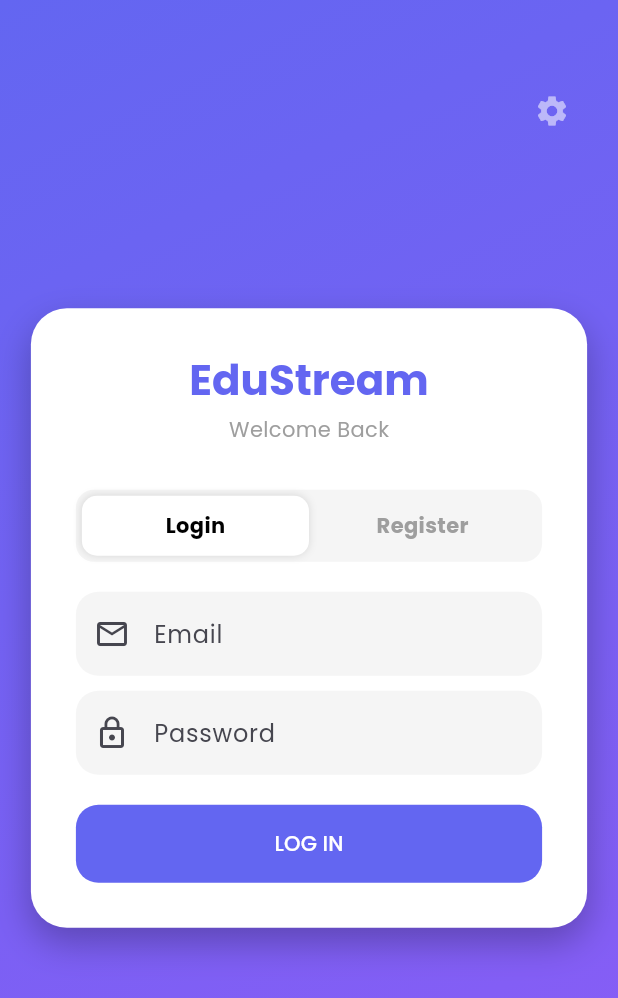
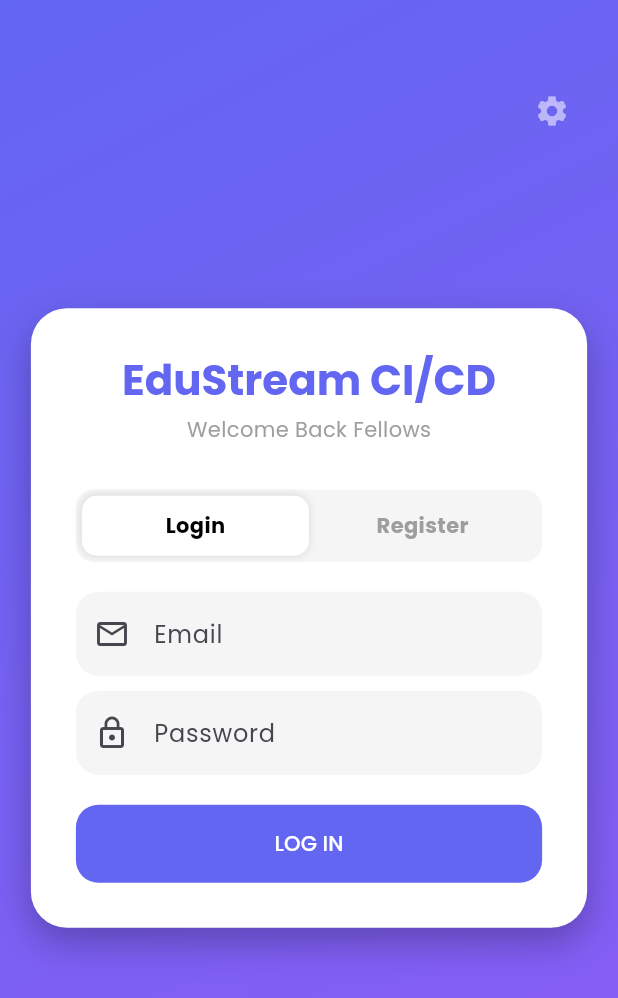
Before and after one commit to bsse23018/edustream_sdc_project, a Flutter app: the screen it shows after launch, on a phone screen of 412 x 824 dp. Shown: the top 998 px of the screen. Run offline on Flutter 3.47's test engine with Material 3 defaults, Android fonts, the phone set to English and light mode, and no system bars; our stand-ins replace animate_do, chewie, file_picker, google_fonts, shared_preferences, video_player; missing offline and left inert: minio.

Commit message:
testing CI/CD

```diff
--- a/lib/auth_screen.dart
+++ b/lib/auth_screen.dart
@@ -105,9 +105,9 @@
                   child: Column(
                     mainAxisSize: MainAxisSize.min,
                     children: [
-                      Text("EduStream", style: Theme.of(context).textTheme.headlineMedium!.copyWith(fontWeight: FontWeight.bold, color: const Color(0xFF6366F1))),
+                      Text("EduStream CI/CD", style: Theme.of(context).textTheme.headlineMedium!.copyWith(fontWeight: FontWeight.bold, color: const Color(0xFF6366F1))),
                       const SizedBox(height: 5),
-                      Text(isLogin ? "Welcome Back" : "Start Learning", style: TextStyle(color: Colors.grey[500])),
+                      Text(isLogin ? "Welcome Back Fellows" : "Start Learning", style: TextStyle(color: Colors.grey[500])),
                       const SizedBox(height: 30),
 
                       // Toggle Switch
```
